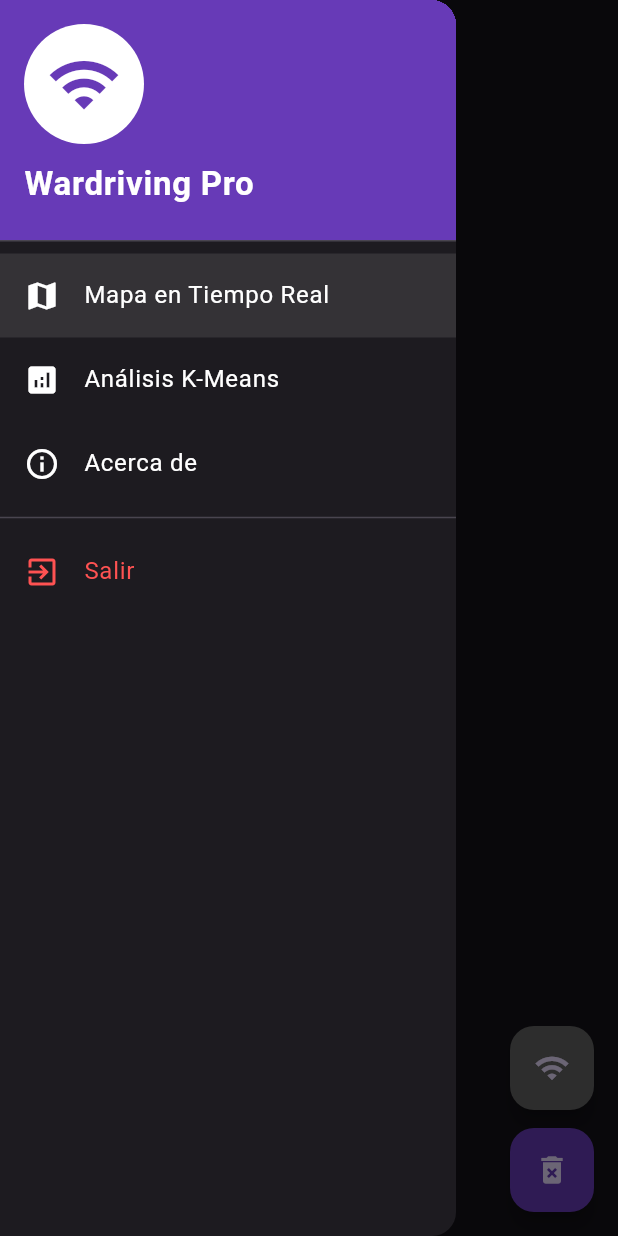
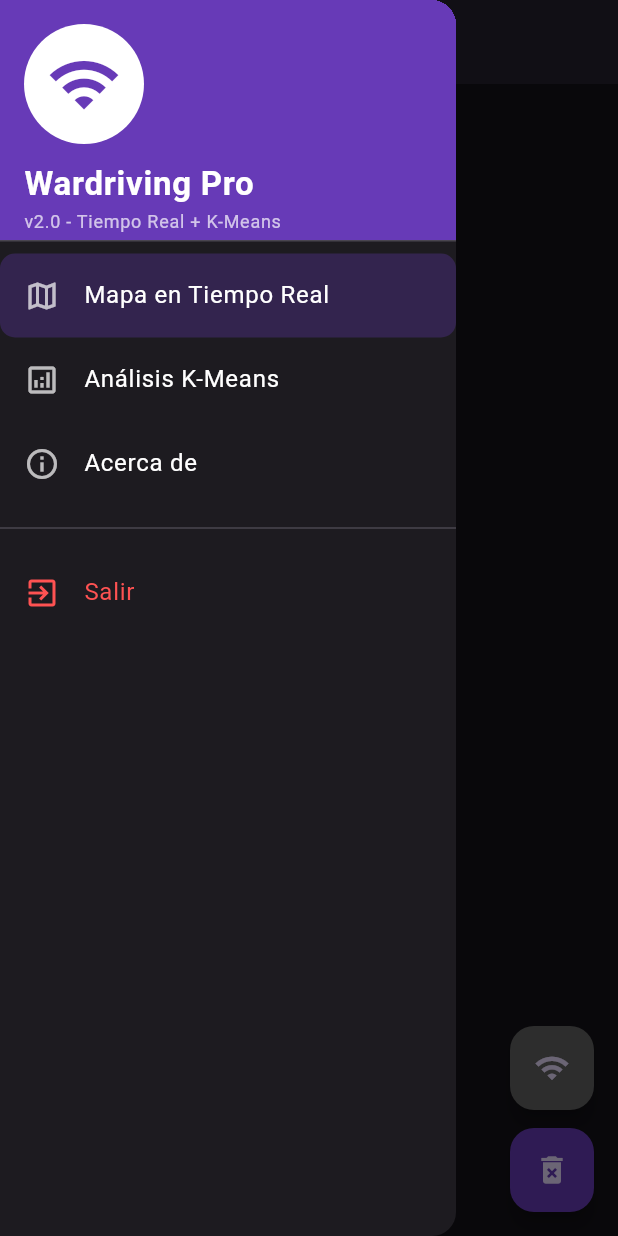
Before and after one commit to octaviorivas240/proyectembebidos, a Flutter app: the screen it shows after launch, with the side drawer open, on a phone screen of 412 x 824 dp. Run offline on Flutter 3.47's test engine with Material 3 defaults, Android fonts, the phone set to English and light mode, and no system bars; our stand-ins replace flutter_dotenv, flutter_map, latlong2, shared_preferences; missing offline and left inert: mqtt_client.

Commit message:
modificaciones manifest

```diff
--- a/lib/main.dart
+++ b/lib/main.dart
@@ -1,12 +1,26 @@
+import 'package:flutter/foundation.dart'; // ← Necesario para kIsWeb
 import 'package:flutter/material.dart';
 import 'package:flutter_dotenv/flutter_dotenv.dart';
+
 import 'screens/map_screen.dart';
 import 'screens/kmeans_screen.dart';
 import 'screens/about_screen.dart';
 import 'models/wifi_point.dart';
+import 'config.dart'; // ← Tu config.dart limpio
 
 Future<void> main() async {
-  await dotenv.load(fileName: ".env");
+  WidgetsFlutterBinding.ensureInitialized();
+
+  // CARGAR .env SOLO EN MÓVIL (Android/iOS)
+  if (!kIsWeb) {
+    await dotenv.load(fileName: ".env");
+    // Validamos que las claves estén bien configuradas
+    Config.validate();
+  } else {
+    // En web usamos valores por defecto (no hay .env)
+    debugPrint("Running on Web → Using demo credentials");
+  }
+
   runApp(const WardrivingPro());
 }
 
@@ -22,6 +36,7 @@ class WardrivingPro extends StatelessWidget {
         primarySwatch: Colors.deepPurple,
         useMaterial3: true,
         brightness: Brightness.dark,
+        fontFamily: 'Roboto',
       ),
       home: const MainScaffold(),
     );
@@ -47,8 +62,12 @@ class _MainScaffoldState extends State<MainScaffold> {
   Widget build(BuildContext context) {
     return Scaffold(
       appBar: AppBar(
-        title: Text(["Mapa en Vivo", "Análisis K-Means", "Acerca de"][_index]),
+        title: Text(
+          ["Mapa en Vivo", "Análisis K-Means", "Acerca de"][_index],
+          style: const TextStyle(fontWeight: FontWeight.bold),
+        ),
         centerTitle: true,
+        elevation: 4,
       ),
       drawer: Drawer(
         child: ListView(
@@ -65,15 +84,26 @@ class _MainScaffoldState extends State<MainScaffold> {
                     child: Icon(Icons.wifi, size: 50, color: Colors.deepPurple),
                   ),
                   SizedBox(height: 10),
-                  Text("Wardriving Pro", style: TextStyle(color: Colors.white, fontSize: 22, fontWeight: FontWeight.bold)),
+                  Text(
+                    "Wardriving Pro",
+                    style: TextStyle(
+                      color: Colors.white,
+                      fontSize: 22,
+                      fontWeight: FontWeight.bold,
+                    ),
+                  ),
+                  Text(
+                    "v2.0 - Tiempo Real + K-Means",
+                    style: TextStyle(color: Colors.white70, fontSize: 12),
+                  ),
                 ],
               ),
             ),
-            _item(Icons.map, "Mapa en Tiempo Real", 0),
-            _item(Icons.analytics, "Análisis K-Means", 1),
-            _item(Icons.info_outline, "Acerca de", 2),
-            const Divider(),
-            _item(Icons.exit_to_app, "Salir", 3, color: Colors.redAccent),
+            _menuItem(Icons.map_outlined, "Mapa en Tiempo Real", 0),
+            _menuItem(Icons.analytics_outlined, "Análisis K-Means", 1),
+            _menuItem(Icons.info_outline, "Acerca de", 2),
+            const Divider(height: 30, thickness: 1),
+            _menuItem(Icons.exit_to_app, "Salir", 3, color: Colors.redAccent),
           ],
         ),
       ),
@@ -88,23 +118,39 @@ class _MainScaffoldState extends State<MainScaffold> {
     );
   }
 
-  Widget _item(IconData icon, String title, int index, {Color? color}) {
+  Widget _menuItem(IconData icon, String title, int index, {Color? color}) {
     return ListTile(
-      leading: Icon(icon, color: color ?? Colors.white),
-      title: Text(title, style: TextStyle(color: color ?? Colors.white)),
+      leading: Icon(icon, color: color ?? Colors.white70),
+      title: Text(
+        title,
+        style: TextStyle(color: color ?? Colors.white, fontSize: 16),
+      ),
       selected: _index == index,
-      selectedTileColor: Colors.white.withValues(alpha: 0.1),
+      selectedTileColor: Colors.deepPurple.withOpacity(0.3),
+      selectedColor: Colors.white,
+      shape: RoundedRectangleBorder(borderRadius: BorderRadius.circular(10)),
       onTap: () {
         if (index == 3) {
           Navigator.pop(context);
           showDialog(
             context: context,
             builder: (_) => AlertDialog(
-              title: const Text("Salir"),
-              content: const Text("¿Cerrar la app?"),
+              backgroundColor: Colors.grey[900],
+              title: const Text("Salir de Wardriving Pro"),
+              content:
+                  const Text("¿Estás seguro de que quieres cerrar la app?"),
               actions: [
-                TextButton(onPressed: () => Navigator.pop(context), child: const Text("No")),
-                TextButton(onPressed: () => Navigator.popUntil(context, (r) => r.isFirst), child: const Text("Sí")),
+                TextButton(
+                  onPressed: () => Navigator.pop(context),
+                  child: const Text("Cancelar",
+                      style: TextStyle(color: Colors.grey)),
+                ),
+                TextButton(
+                  onPressed: () =>
+                      Navigator.popUntil(context, (r) => r.isFirst),
+                  child:
+                      const Text("Salir", style: TextStyle(color: Colors.red)),
+                ),
               ],
             ),
           );
```
Also changed, not shown: lib/screens/kmeans_screen.dart (+38 -12 lines), 4 other files.
